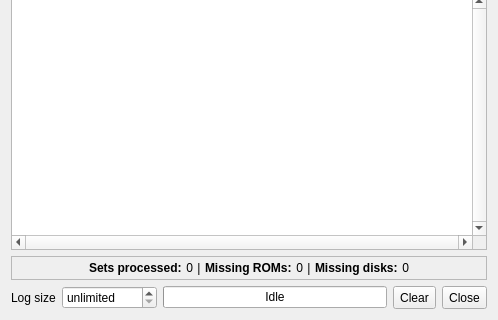
Qt form collectionrebuilder.ui (qmc2/qmc2-mame-fe) before a commit; both pictures show x 0 to 498 and y 150 to 470 of the 498 by 470 pixel window.
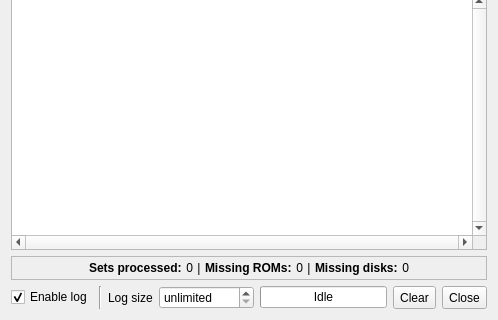
The same form after that commit. Icons and pictures are not drawn.

Commit message:
imp: ROMAlyzer: added an 'enable log output' option to both the check-sum scanner and the collection rebuilder
imp: ROMAlyzer: added a 'deep scan' option to the check-sum scanner

The edit to the form file:
```diff
--- a/collectionrebuilder.ui
+++ b/collectionrebuilder.ui
@@ -129,6 +129,26 @@
    </item>
    <item row="6" column="0" colspan="3">
     <layout class="QHBoxLayout" name="horizontalLayout">
+     <item>
+      <widget class="QCheckBox" name="checkBoxEnableLog">
+       <property name="toolTip">
+        <string>Enable log output</string>
+       </property>
+       <property name="text">
+        <string>Enable log</string>
+       </property>
+       <property name="checked">
+        <bool>true</bool>
+       </property>
+      </widget>
+     </item>
+     <item>
+      <widget class="Line" name="line">
+       <property name="orientation">
+        <enum>Qt::Vertical</enum>
+       </property>
+      </widget>
+     </item>
      <item>
       <widget class="QLabel" name="labelMaxLogSize">
        <property name="text">
```
Left out of the diff: 1 changed line with no effect on the pictures. The commit also changes 24 other files.
